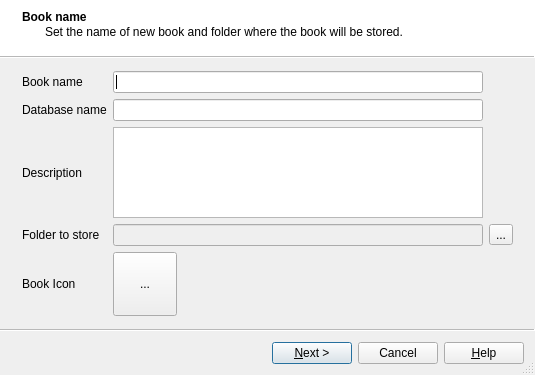
pussbb/QHDA, file ui/bookwizard.ui: the form before one commit.
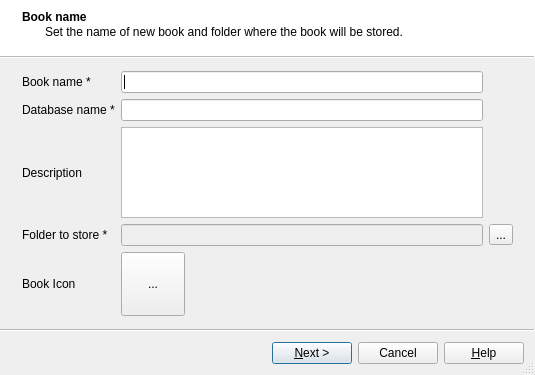
The form after the commit.

Commit message: translation fix added qt lib translarions

Patch:
```diff
--- a/ui/bookwizard.ui
+++ b/ui/bookwizard.ui
@@ -41,7 +41,7 @@
       <item row="0" column="0">
        <widget class="QLabel" name="label">
         <property name="text">
-         <string>Book name </string>
+         <string>Book name *</string>
         </property>
        </widget>
       </item>
@@ -61,7 +61,7 @@
       <item row="3" column="0">
        <widget class="QLabel" name="label_3">
         <property name="text">
-         <string>Folder to store</string>
+         <string>Folder to store *</string>
         </property>
        </widget>
       </item>
@@ -111,7 +111,7 @@
       <item row="1" column="0">
        <widget class="QLabel" name="label_11">
         <property name="text">
-         <string>Database name</string>
+         <string>Database name *</string>
         </property>
        </widget>
       </item>
```
The commit also changes 2 other files.
